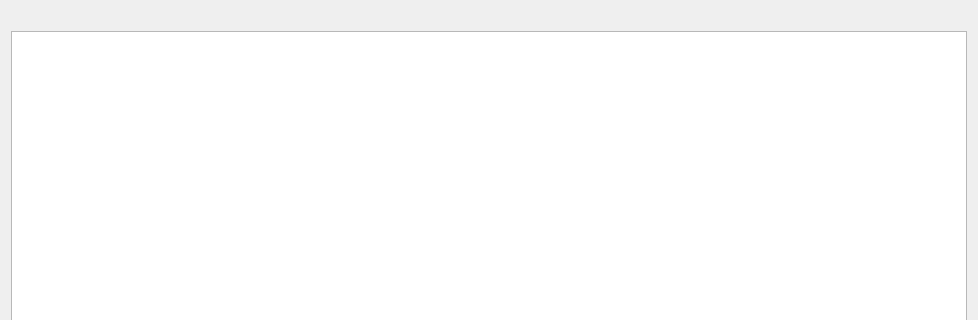
Above: src/plugins/azoth/sslerrorsdialog.ui from 0xd34df00d/leechcraft before the change; both pictures show x 0 to 978 and y 0 to 320 of the 978 by 732 pixel window. Below: the same form after it.
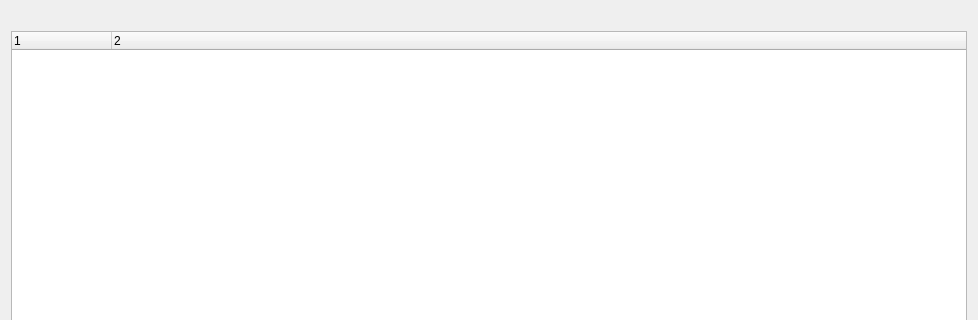
That is the form after the change.

Commit message: [Azoth] Fixed the header to have two columns.

The edit to the form file:
```diff
--- a/src/plugins/azoth/sslerrorsdialog.ui
+++ b/src/plugins/azoth/sslerrorsdialog.ui
@@ -24,14 +24,16 @@
    <item>
     <widget class="QTreeWidget" name="ErrorsTree_">
      <property name="columnCount">
-      <number>1</number>
+      <number>2</number>
      </property>
-     <attribute name="headerVisible">
-      <bool>false</bool>
-     </attribute>
      <column>
       <property name="text">
-       <string notr="true">Новый столбец</string>
+       <string notr="true"/>
+      </property>
+     </column>
+     <column>
+      <property name="text">
+       <string notr="true"/>
       </property>
      </column>
     </widget>
```
